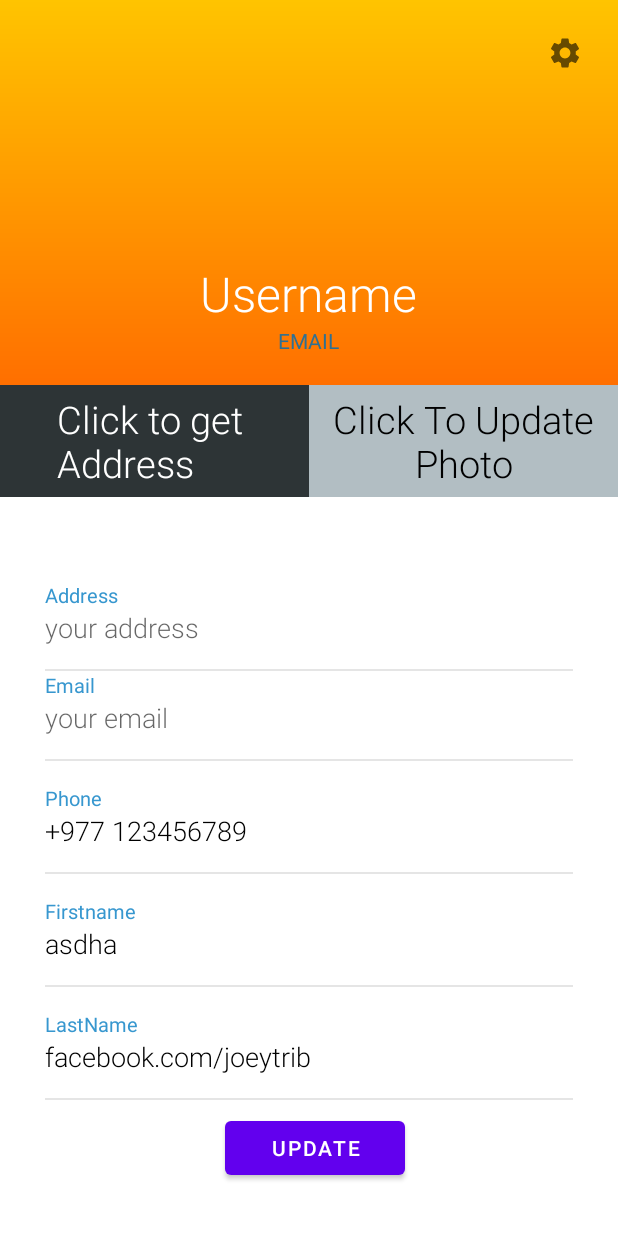
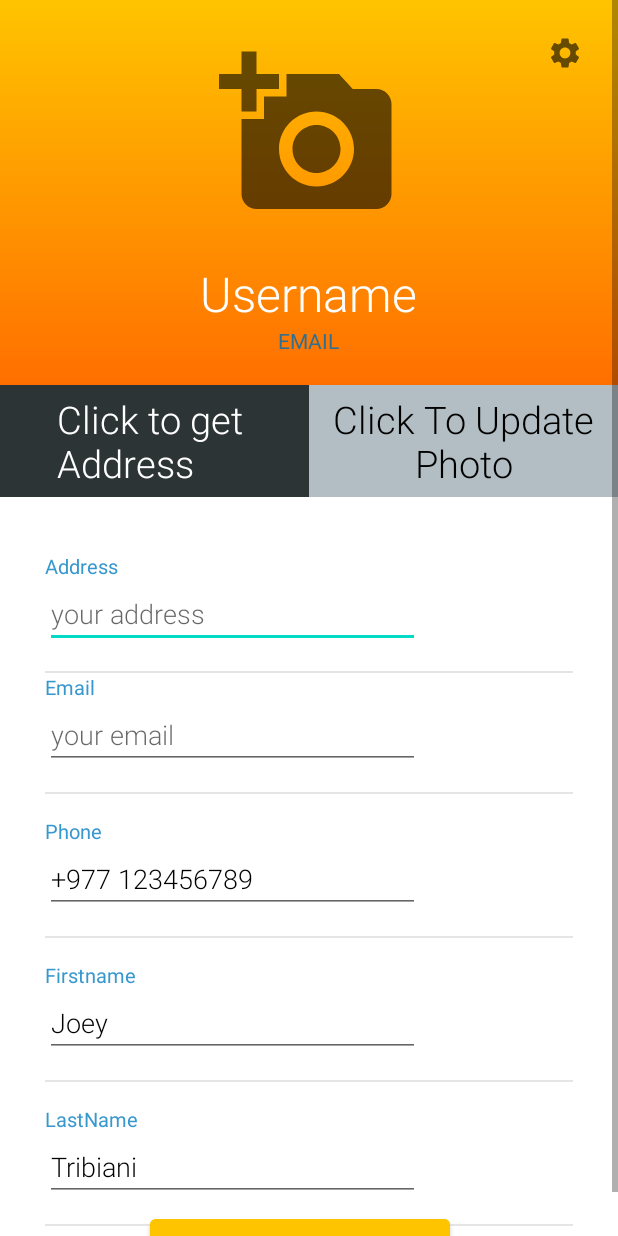
Before and after one commit to Team-Phantoms/SawariSewa-Frontend, an Android app: the fragment ProfileFragment shown on its own in the app's theme, on a phone screen of 412 x 824 dp. Run offline under Robolectric (Android 15) with nearby library versions, the phone set to English and light mode, and no system bars; our stand-ins replace CircleImageView; pictures from the network do not load; Roboto replaces fonts that are not available here.

Commit message:
changes some

```diff
--- a/app/src/main/java/com/example/sawariapatkalinsewa/Customerui/AddRequestActivity.kt
+++ b/app/src/main/java/com/example/sawariapatkalinsewa/Customerui/AddRequestActivity.kt
@@ -39,11 +39,12 @@ class AddRequestActivity : AppCompatActivity(),View.OnClickListener {
     private lateinit var rplatenum: TextInputEditText
     private lateinit var etrAddress: TextInputEditText
     private lateinit var etrLocationLat: TextInputEditText
+    private lateinit var token: TextInputEditText
     private lateinit var etrLocationLong: TextInputEditText
     private lateinit var btnraddress:Button
     private lateinit var btnrequest:Button
-    lateinit var fusedLocationProviderClient: FusedLocationProviderClient
-    lateinit var locationRequest: LocationRequest
+    lateinit var fusedLocationProviderClient: FusedLocationProviderClient //for address
+    lateinit var locationRequest: LocationRequest //for address
     val PERMISSION_ID = 1010
     var problem=""
     override fun onCreate(savedInstanceState: Bundle?) {
@@ -58,26 +59,27 @@ class AddRequestActivity : AppCompatActivity(),View.OnClickListener {
         etrAddress = findViewById(R.id.etraddress)
         etrLocationLat = findViewById(R.id.etrLocationlat)
         etrLocationLong = findViewById(R.id.etrLocationlong)
+        token=findViewById(R.id.token)
         btnraddress=findViewById(R.id.btnraddress)
         btnrequest=findViewById(R.id.btnrequest)
 
-        fusedLocationProviderClient = LocationServices.getFusedLocationProviderClient(this)
+        fusedLocationProviderClient = LocationServices.getFusedLocationProviderClient(this) //for location
 
         getRVehicle()
-        btnraddress.setOnClickListener(this)
+        btnraddress.setOnClickListener(this) //address for location
         btnrequest.setOnClickListener(this)
 
         tvproblemtype.setText(problem)
 
+        token.setText(ServiceBuilder.token)
+
     }
-
     override fun onClick(v: View?) {
         when (v?.id){
-            R.id.btnraddress -> {
+            R.id.btnraddress -> { //for address
                 Log.d("Debug:", CheckPermission().toString())
                 Log.d("Debug:", isLocationEnabled().toString())
                 RequestPermission()
-
                 getLastLocation()
             }
             R.id.btnrequest -> {
--- a/app/src/main/java/com/example/sawariapatkalinsewa/ui/gallery/ProfileFragment.kt
+++ b/app/src/main/java/com/example/sawariapatkalinsewa/ui/gallery/ProfileFragment.kt
@@ -12,10 +12,7 @@ import android.util.Log
 import android.view.LayoutInflater
 import android.view.View
 import android.view.ViewGroup
-import android.widget.ImageView
-import android.widget.PopupMenu
-import android.widget.TextView
-import android.widget.Toast
+import android.widget.*
 import androidx.appcompat.app.AppCompatActivity
 import androidx.fragment.app.Fragment
 import androidx.recyclerview.widget.LinearLayoutManager
@@ -40,16 +37,18 @@ import java.lang.Exception
 import java.text.SimpleDateFormat
 import java.util.*
 
-class ProfileFragment: Fragment() {
+class ProfileFragment: Fragment(), View.OnClickListener {
     private lateinit var tv_name:TextView
-    private lateinit var tv_address:TextView
-    private lateinit var tv_phone:TextView
+    private lateinit var tv_address:EditText
+    private lateinit var tv_phone:EditText
     private lateinit var tv_email:TextView
-    private lateinit var tv_email2:TextView
-    private lateinit var tv_fname:TextView
-    private lateinit var tv_lname:TextView
+    private lateinit var tv_caddres:TextView
+    private lateinit var tv_email2:EditText
+    private lateinit var tv_fname:EditText
+    private lateinit var tv_lname:EditText
     private lateinit var imgview:ImageView
     private lateinit var update:TextView
+    private lateinit var btnForm:Button
     private var type: String = ""
 
 
@@ -63,6 +62,7 @@ class ProfileFragment: Fragment() {
         val root = inflater.inflate(R.layout.fragment_profile, container, false)
         tv_name=root.findViewById(R.id.tv_name)
         tv_address=root.findViewById(R.id.tv_address)
+        tv_caddres=root.findViewById(R.id.tv_caddres)
         tv_phone=root.findViewById(R.id.tv_phone)
         tv_email=root.findViewById(R.id.tv_email)
         tv_email2=root.findViewById(R.id.tv_email2)
@@ -70,6 +70,7 @@ class ProfileFragment: Fragment() {
         tv_lname=root.findViewById(R.id.tv_lname)
         imgview=root.findViewById(R.id.imgview)
         update=root.findViewById(R.id.update)
+        btnForm=root.findViewById(R.id.btnForm)
 
         getSharedPref()
         if (type=="Customer") {
@@ -78,28 +79,21 @@ class ProfileFragment: Fragment() {
         else if (type=="Mechanic"){
             getMProfile()
         }
-
         imgview.setOnClickListener{
             loadPopUpMenu()
         }
         update.setOnClickListener {
             uploadImage()
         }
-
-
+        tv_caddres.setOnClickListener(this)
         return root
     }
-
-
-
     private fun getSharedPref() {
         val sharedPref = context?.getSharedPreferences("LoginPref", AppCompatActivity.MODE_PRIVATE)
         if (sharedPref != null) {
             type = sharedPref.getString("type", "").toString()
         }
     }
-
-
     private fun getProfile(){
         CoroutineScope(Dispatchers.IO).launch {
             try {
@@ -112,7 +106,6 @@ class ProfileFragment: Fragment() {
                             Log.d("Debug:", "Your data:" + listprofile[0])
                             tv_name.text=listprofile[0].clusername
                             tv_email.text=listprofile[0].clemail
-                            tv_email2.text=listprofile[0].clemail
                             tv_fname.setText("${listprofile[0].clfname}")
                             tv_lname.setText("${listprofile[0].cllname}")
 
@@ -121,15 +114,8 @@ class ProfileFragment: Fragment() {
                                         .load(imagePath)
                                         .fitCenter()
                                         .into(imgview)
-
-
-
                         }
-
-
                     }
-
-
                 }
 
             }catch (ex: Exception){
@@ -152,8 +138,6 @@ class ProfileFragment: Fragment() {
                             Log.d("Debug:", "Your data:" + listprofile[0])
                             tv_name.text=listprofile[0].mechusername
                             tv_email.text=listprofile[0].mechemail
-                            tv_email2.text=listprofile[0].mechaddress
-                            tv_phone.text=listprofile[0].mechPhone
                             tv_fname.setText("${listprofile[0].mechfname}")
                             tv_lname.setText("${listprofile[0].mechlname}")
 
@@ -162,15 +146,8 @@ class ProfileFragment: Fragment() {
 //                                .load(imagePath)
 //                                .fitCenter()
 //                                .into(imgview)
-
-
-
                         }
-
-
                     }
-
-
                 }
 
             }catch (ex: Exception){
@@ -293,4 +270,8 @@ class ProfileFragment: Fragment() {
         }
     }
 
+    override fun onClick(v: View?) {
+        TODO("Not yet implemented")
+    }
+
 }
--- /dev/null
+++ b/app/src/main/res/drawable/photo.xml
@@ -0,0 +1,5 @@
+<vector android:autoMirrored="true" android:height="24dp"
+    android:tint="?attr/colorControlNormal" android:viewportHeight="24"
+    android:viewportWidth="24" android:width="24dp" xmlns:android="http://schemas.android.com/apk/res/android">
+    <path android:fillColor="@android:color/white" android:pathData="M3,4V1h2v3h3v2H5v3H3V6H0V4H3zM6,10V7h3V4h7l1.83,2H21c1.1,0 2,0.9 2,2v12c0,1.1 -0.9,2 -2,2H5c-1.1,0 -2,-0.9 -2,-2V10H6zM13,19c2.76,0 5,-2.24 5,-5s-2.24,-5 -5,-5s-5,2.24 -5,5S10.24,19 13,19zM9.8,14c0,1.77 1.43,3.2 3.2,3.2s3.2,-1.43 3.2,-3.2s-1.43,-3.2 -3.2,-3.2S9.8,12.23 9.8,14z"/>
+</vector>
--- a/app/src/main/res/layout/activity_add_request.xml
+++ b/app/src/main/res/layout/activity_add_request.xml
@@ -45,6 +45,17 @@
         style="@style/Widget.MaterialComponents.TextInputLayout.OutlinedBox">
         <com.google.android.material.textfield.TextInputEditText
             android:id="@+id/rplatenum"
+            android:layout_width="match_parent"
+            android:layout_height="wrap_content" />
+    </com.google.android.material.textfield.TextInputLayout>
+
+    <com.google.android.material.textfield.TextInputLayout
+        android:layout_width="match_parent"
+        android:layout_height="wrap_content"
+        android:hint="Token"
+        style="@style/Widget.MaterialComponents.TextInputLayout.OutlinedBox">
+        <com.google.android.material.textfield.TextInputEditText
+            android:id="@+id/token"
             android:layout_width="match_parent"
             android:layout_height="wrap_content" />
     </com.google.android.material.textfield.TextInputLayout>
--- a/app/src/main/res/layout/fragment_profile.xml
+++ b/app/src/main/res/layout/fragment_profile.xml
@@ -21,19 +21,17 @@ tools:context=".ui.gallery.ProfileFragment">
         android:layout_width="wrap_content"
         android:layout_height="wrap_content"
         android:layout_centerHorizontal="true"
-        android:layout_marginTop="20dp"
-        >
-
+        android:layout_marginTop="20dp">
 
         <ImageView
             android:id="@+id/imgview"
             android:layout_width="120dp"
             android:layout_height="120dp"
             android:layout_margin="9dp"
+            android:background="@drawable/photo"
             android:adjustViewBounds="true"
             android:padding="3dp"
-            android:scaleType="fitXY"
-             />
+            android:scaleType="fitXY"/>
 
     </RelativeLayout>
 
@@ -105,11 +103,7 @@ tools:context=".ui.gallery.ProfileFragment">
                 android:text="Click to get \nAddress"
                 android:textColor="@color/white"
                 android:textSize="25sp" />
-
-
-
         </LinearLayout>
-
     </RelativeLayout>
 
     <RelativeLayout
@@ -138,11 +132,8 @@ tools:context=".ui.gallery.ProfileFragment">
                 android:textColor="@color/black"
                 android:textSize="25sp" />
 
-
         </LinearLayout>
-
     </RelativeLayout>
-
 </LinearLayout>
 
 
@@ -172,9 +163,9 @@ tools:context=".ui.gallery.ProfileFragment">
                 android:textColor="@color/headings"
                 android:textSize="13sp" />
 
-            <TextView
+            <EditText
                 android:id="@+id/tv_address"
-                android:layout_width="wrap_content"
+                android:layout_width="250dp"
                 android:layout_height="wrap_content"
                 android:fontFamily="sans-serif-light"
                 android:hint="your address"
@@ -200,9 +191,9 @@ tools:context=".ui.gallery.ProfileFragment">
                 android:textColor="@color/headings"
                 android:textSize="13sp" />
 
-            <TextView
+            <EditText
                 android:id="@+id/tv_email2"
-                android:layout_width="wrap_content"
+                android:layout_width="250dp"
                 android:layout_height="wrap_content"
                 android:fontFamily="sans-serif-light"
                 android:hint="your email"
@@ -223,16 +214,15 @@ tools:context=".ui.gallery.ProfileFragment">
             android:orientation="vertical">
 
             <TextView
-
                 android:layout_width="wrap_content"
                 android:layout_height="wrap_content"
                 android:text="Phone"
                 android:textColor="@color/headings"
                 android:textSize="13sp" />
 
-            <TextView
+            <EditText
                 android:id="@+id/tv_phone"
-                android:layout_width="wrap_content"
+                android:layout_width="250dp"
                 android:layout_height="wrap_content"
                 android:fontFamily="sans-serif-light"
                 android:text="+977 123456789"
@@ -258,14 +248,44 @@ tools:context=".ui.gallery.ProfileFragment">
                 android:layout_height="wrap_content"
                 android:text="Firstname"
                 android:textColor="@color/headings"
+                android:textSize="13sp"/>
+
+            <EditText
+                android:id="@+id/tv_fname"
+                android:layout_width="250dp"
+                android:layout_height="wrap_content"
+                android:fontFamily="sans-serif-light"
+                android:text="Joey"
+                android:textColor="#000000"
+                android:textSize="18sp"/>
+
+            <View
+                android:layout_width="match_parent"
+                android:layout_height="1dp"
+                android:layout_marginTop="15dp"
+                android:background="@color/grey"/>
+
+        </LinearLayout>
+
+        <LinearLayout
+            android:layout_width="match_parent"
+            android:layout_height="wrap_content"
+            android:layout_marginTop="15dp"
+            android:orientation="vertical">
+
+            <TextView
+                android:layout_width="wrap_content"
+                android:layout_height="wrap_content"
+                android:text="LastName"
+                android:textColor="@color/headings"
                 android:textSize="13sp" />
 
-            <TextView
-                android:id="@+id/tv_fname"
-                android:layout_width="wrap_content"
+            <EditText
+                android:id="@+id/tv_lname"
+                android:layout_width="250dp"
                 android:layout_height="wrap_content"
                 android:fontFamily="sans-serif-light"
-                android:text="asdha"
+                android:text="Tribiani"
                 android:textColor="#000000"
                 android:textSize="18sp" />
 
@@ -276,50 +296,18 @@ tools:context=".ui.gallery.ProfileFragment">
                 android:background="@color/grey" />
 
         </LinearLayout>
-
-        <LinearLayout
-            android:layout_width="match_parent"
-            android:layout_height="wrap_content"
-            android:layout_marginTop="15dp"
-            android:orientation="vertical">
-
-            <TextView
-
-                android:layout_width="wrap_content"
-                android:layout_height="wrap_content"
-                android:text="LastName"
-                android:textColor="@color/headings"
-                android:textSize="13sp" />
-
-            <TextView
-                android:id="@+id/tv_lname"
-                android:layout_width="wrap_content"
-                android:layout_height="wrap_content"
-                android:fontFamily="sans-serif-light"
-                android:text="facebook.com/joeytrib"
-                android:textColor="#000000"
-                android:textSize="18sp" />
-
-            <View
-                android:layout_width="match_parent"
-                android:layout_height="1dp"
-                android:layout_marginTop="15dp"
-                android:background="@color/grey" />
-
-        </LinearLayout>
-
-
     </LinearLayout>
 
     <Button
-        android:layout_width="120dp"
+        android:id="@+id/btnForm"
+        android:layout_width="200dp"
         android:layout_height="wrap_content"
         android:gravity="center"
-        android:layout_marginLeft="150dp"
-        android:layout_marginTop="410dp"
-        android:text="Update"/>
+        android:backgroundTint="@color/gradient"
+        android:layout_marginLeft="100dp"
+        android:layout_marginTop="475dp"
+        android:text="Update Profile"/>
 
 </RelativeLayout>
-
     </RelativeLayout>
 </ScrollView>
--- a/build.gradle
+++ b/build.gradle
@@ -20,7 +20,7 @@ allprojects {
         google()
         jcenter()
         def githubProperties = new Properties()
-        githubProperties.load(new FileInputStream(rootProject.file("github.properties")))
+//        githubProperties.load(new FileInputStream(rootProject.file("github.properties")))
         repositories {
             maven {
                 name = "GitHubPackages"
```
